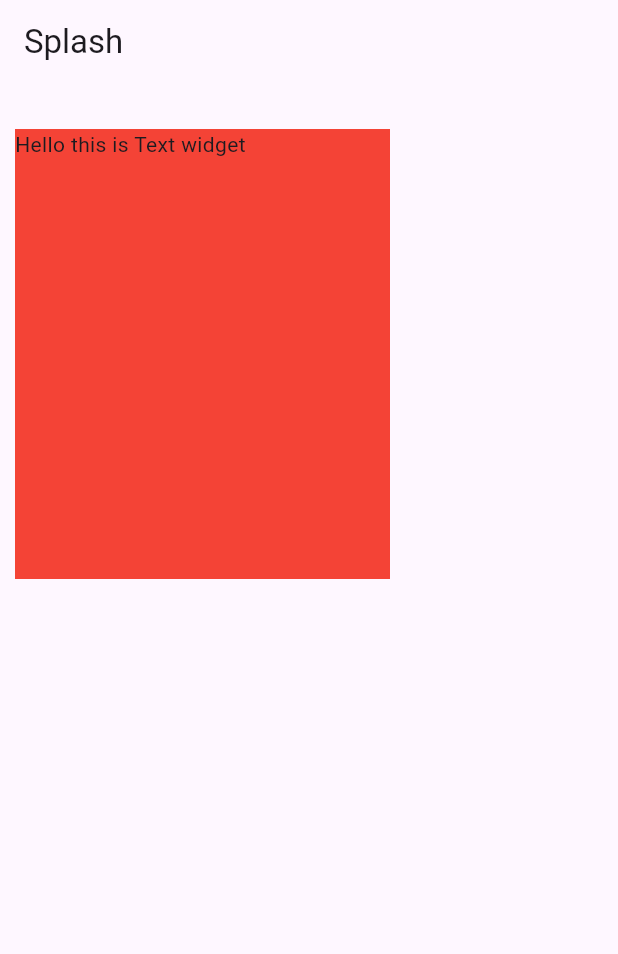
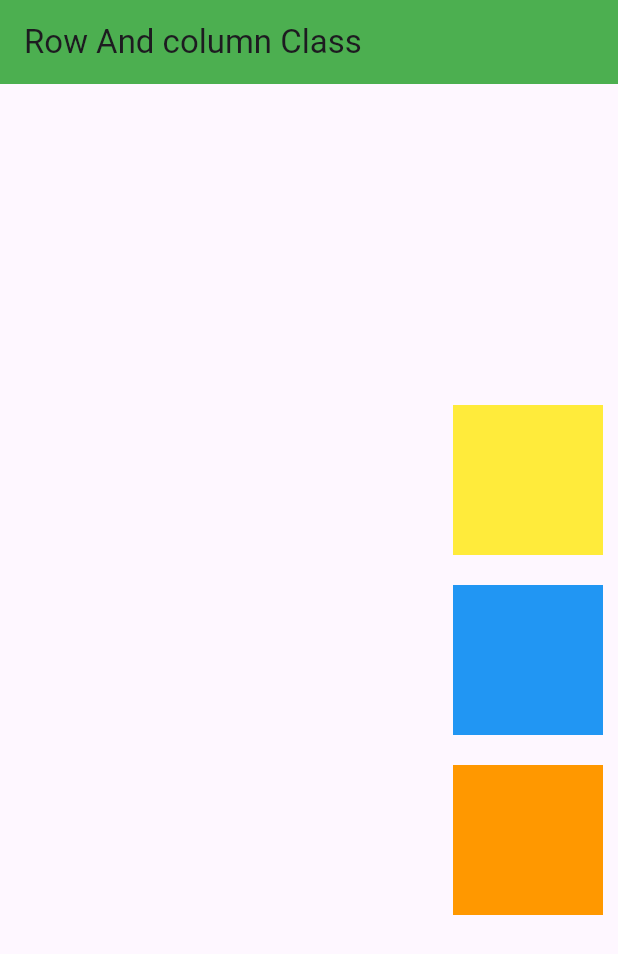
Before and after one commit to maheshmobileApp/April_batch_25, a Flutter app: the screen it shows after launch, on a phone screen of 412 x 824 dp. Shown: the top 954 px of the screen. Run offline on Flutter 3.47's test engine with Material 3 defaults, Android fonts, the phone set to English and light mode, and no system bars.

Commit message:
row and column

```diff
--- a/lib/main.dart
+++ b/lib/main.dart
@@ -1,6 +1,7 @@
 import 'package:flutter/material.dart';
 import 'splash_screen.dart';
 import 'login_screen.dart';
+import 'row_column.dart';
 void main() {
   // MyFirstApp app = MyFirstApp();
   runApp(MyFirstApp());
@@ -22,7 +23,7 @@ class _MyFirstAppState extends State<MyFirstApp> {
   @override
   Widget build(BuildContext context) {
     return MaterialApp(
-      home:SplashScreen()
+      home:RowAndColumn()
     );
   }
 }
--- /dev/null
+++ b/lib/row_column.dart
@@ -0,0 +1,46 @@
+import 'package:flutter/material.dart';
+
+class RowAndColumn extends StatefulWidget {
+  const RowAndColumn({super.key});
+
+  @override
+  State<RowAndColumn> createState() => _RowAndColumnState();
+}
+
+class _RowAndColumnState extends State<RowAndColumn> {
+  @override
+  Widget build(BuildContext context) {
+    return Scaffold(
+      appBar: AppBar(title: Text("Row And column Class"),backgroundColor: Colors.green,),
+      body: Container(
+        width: MediaQuery.of(context).size.width,
+        height: MediaQuery.of(context).size.height,
+        // color: Colors.red,
+        child: Column(
+          mainAxisAlignment: MainAxisAlignment.center,
+          crossAxisAlignment: CrossAxisAlignment.end,
+          children: [
+            Container(
+              width: 100,
+              height: 100,
+              color: Colors.yellow,
+              margin: EdgeInsets.all(10),
+            ),
+            Container(
+              width: 100,
+              height: 100,
+              color: Colors.blue,
+              margin: EdgeInsets.all(10),
+            ),
+            Container(
+              width: 100,
+              height: 100,
+              color: Colors.orange,
+              margin: EdgeInsets.all(10),
+            )
+          ],
+        ),
+      ),
+    );
+  }
+}
--- a/lib/splash_screen.dart
+++ b/lib/splash_screen.dart
@@ -11,13 +11,26 @@ class _SplashScreenState extends State<SplashScreen> {
   @override
   Widget build(BuildContext context) {
     return Scaffold(
-      appBar: AppBar(title: Text("Splash"),),
+      appBar: AppBar(title: Text("Splash"),backgroundColor: Colors.green,),
       body: Container(
-        child: Text("Hello this is Text widget"),
-        color: Colors.red,
+          child: Text("Hello this is Text widget"),
+         // color: Colors.red,
         width: 250,
         height: 300,
         margin: EdgeInsets.only(left: 10,right: 20,top: 30),
+        padding: EdgeInsets.all(50),
+        decoration: BoxDecoration(
+           color: Colors.blue,
+          border: Border.all(
+            width: 4,
+            color: Colors.orange
+          ),
+          gradient: LinearGradient(
+          colors: [Colors.blue, Colors.orange],
+          begin: Alignment.topLeft,
+          end: Alignment.bottomRight,
+        ),
+        ),
       ),
     );
   }
@@ -27,5 +40,8 @@ Container: is like a Box that wraps its child widget and allows you to style and
 child : the widget inside the container(text,image, row, column......)
 width & height:
 
+column
+
+Row
 
 * */
```
